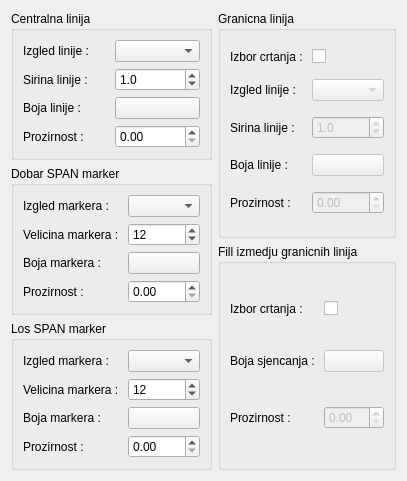
First picture: the form in ZERO_GRAF_WIDGET.ui, repository kluksa/kontrola-podataka, before the edit.
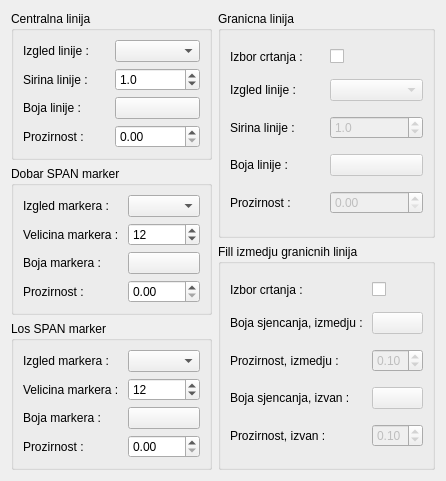
Second picture: the form after the edit.

Commit message: Mala promjena kod startupa aplikacije. Glavni prozor je odmah vidljiv (defaultni, nakon logina se prilagodjava podacima u setupui.dat). Preinake na zero i span grafovima. Sjenca se podrucje unutar dozvoljenog odstupanja i izvan dozvoljenog odstupanja. Boja se moze prilagoditi na postavkama grafova. Fix networking_funkcije.py da radi sa novim rest api-em.

```diff
--- a/ZERO_GRAF_WIDGET.ui
+++ b/ZERO_GRAF_WIDGET.ui
@@ -6,7 +6,7 @@
    <rect>
     <x>0</x>
     <y>0</y>
-    <width>390</width>
+    <width>414</width>
     <height>440</height>
    </rect>
   </property>
@@ -336,7 +336,7 @@
         <item row="1" column="0">
          <widget class="QLabel" name="label_16">
           <property name="text">
-           <string>Boja sjencanja : </string>
+           <string>Boja sjencanja, izmedju : </string>
           </property>
          </widget>
         </item>
@@ -370,7 +370,7 @@
         <item row="2" column="0">
          <widget class="QLabel" name="label_18">
           <property name="text">
-           <string>Prozirnost : </string>
+           <string>Prozirnost, izmedju : </string>
           </property>
          </widget>
         </item>
@@ -384,6 +384,49 @@
           </property>
           <property name="singleStep">
            <double>0.050000000000000</double>
+          </property>
+          <property name="value">
+           <double>0.100000000000000</double>
+          </property>
+         </widget>
+        </item>
+        <item row="3" column="0">
+         <widget class="QLabel" name="label_21">
+          <property name="text">
+           <string>Boja sjencanja, izvan : </string>
+          </property>
+         </widget>
+        </item>
+        <item row="3" column="1">
+         <widget class="QPushButton" name="fill2Boja">
+          <property name="enabled">
+           <bool>false</bool>
+          </property>
+          <property name="text">
+           <string/>
+          </property>
+         </widget>
+        </item>
+        <item row="4" column="0">
+         <widget class="QLabel" name="label_22">
+          <property name="text">
+           <string>Prozirnost, izvan : </string>
+          </property>
+         </widget>
+        </item>
+        <item row="4" column="1">
+         <widget class="QDoubleSpinBox" name="fill2Alpha">
+          <property name="enabled">
+           <bool>false</bool>
+          </property>
+          <property name="maximum">
+           <double>1.000000000000000</double>
+          </property>
+          <property name="singleStep">
+           <double>0.050000000000000</double>
+          </property>
+          <property name="value">
+           <double>0.100000000000000</double>
           </property>
          </widget>
         </item>
```
The commit also changes 13 other files.
